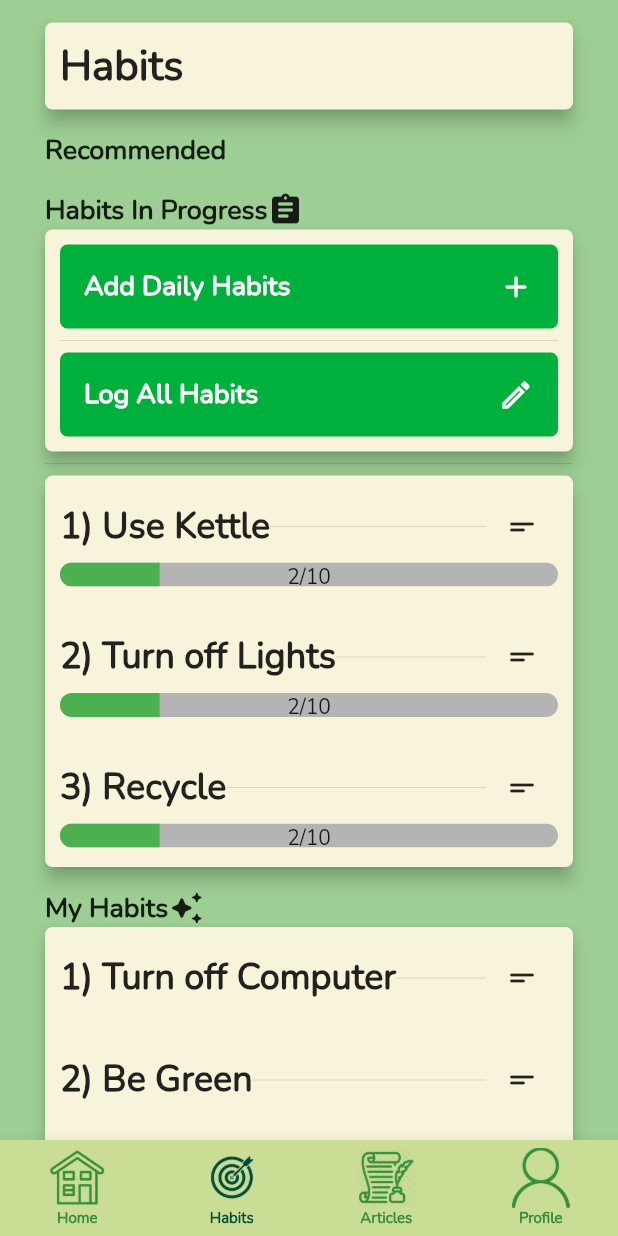
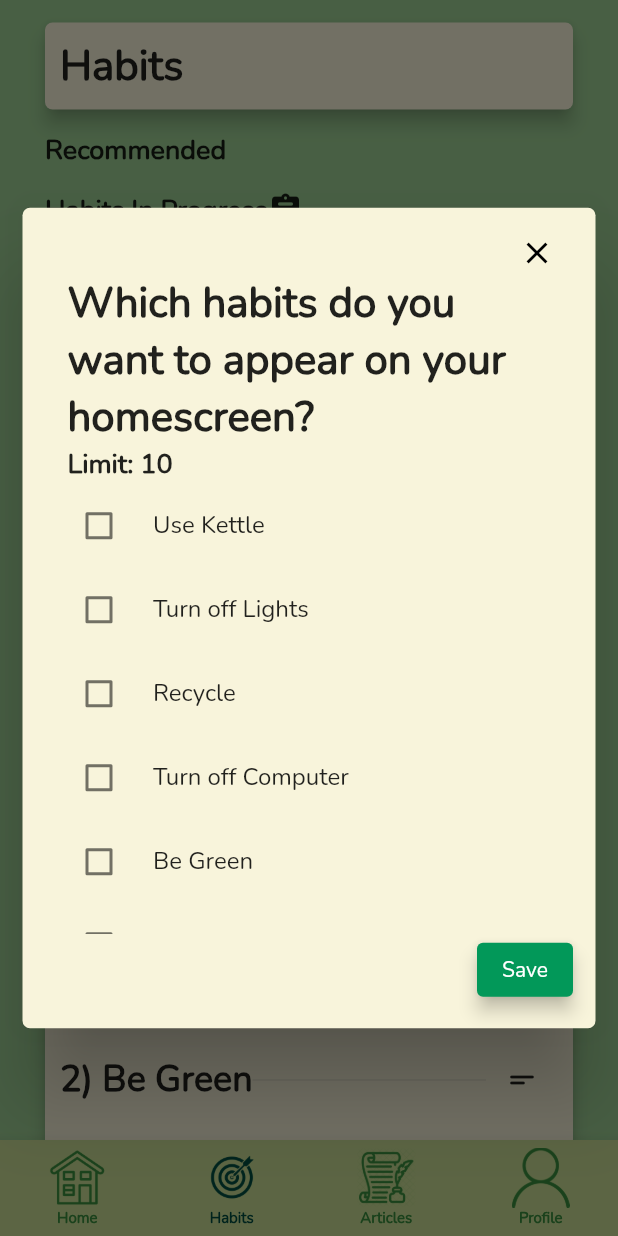
Before and after one commit to csc301-fall-2021/team-project-9-greenpeeps, a Flutter app: the Navigation screen opened by its route, item 2 of the bottom bar chosen, after a tap on "Add Daily Habits", on a phone screen of 412 x 824 dp. Run offline on Flutter 3.47's test engine with Material 2 defaults, Android fonts, the phone set to English and light mode, and no system bars; our stand-ins replace cloud_firestore, firebase_auth, firebase_core, get, pie_chart; missing offline and left inert: cloud_firestore_web, firebase_auth_web, firebase_core_web; accounts and stored records are empty.

Commit message:
added checklist to the add and log habit buttons

```diff
--- /dev/null
+++ b/green_peeps_app/lib/habits/add_daily_habits_dialogue.dart
@@ -0,0 +1,144 @@
+import 'package:flutter/material.dart';
+
+class AddDailyHabitsDialogue extends StatefulWidget {
+  const AddDailyHabitsDialogue({Key? key}) : super(key: key);
+
+  @override
+  _AddDailyHabitsDialogueState createState() => _AddDailyHabitsDialogueState();
+}
+
+class _AddDailyHabitsDialogueState extends State<AddDailyHabitsDialogue> {
+  final Color _boxColor = const Color.fromRGBO(248, 244, 219, 1);
+  Map<int, bool> _habitMap = {};
+
+  List habitList = [
+    "Use Kettle",
+    "Turn off Lights",
+    "Recycle",
+    "Turn off Computer",
+    "Be Green",
+    "Filler 1",
+    "Filler 2",
+    "Be cool",
+    "B)))"
+  ];
+
+  Widget _makeHabitCheckbox(setState, String habitName, int habitID) {
+    if (_habitMap[habitID] == null) {
+      _habitMap[habitID] = false;
+    }
+    return CheckboxListTile(
+      title: Text(habitName),
+      activeColor: const Color.fromRGBO(0, 154, 6, 1),
+      controlAffinity: ListTileControlAffinity.leading,
+      value: _habitMap[habitID],
+      onChanged: (bool? value) {
+        setState(
+          () {
+            int count = 0;
+            for (bool value in _habitMap.values) {
+              if (value) {
+                count++;
+              }
+            }
+            if (count < 4 || value == false) {
+              _habitMap[habitID] = value!;
+            }
+          },
+        );
+      },
+    );
+  }
+
+  @override
+  Widget build(BuildContext context) {
+    return Dialog(
+      insetPadding: EdgeInsets.all(15),
+      backgroundColor: _boxColor,
+      shape: const RoundedRectangleBorder(
+        borderRadius: BorderRadius.all(
+          Radius.circular(5.0),
+        ),
+      ),
+      child: Container(
+        padding: EdgeInsets.all(15),
+        child: Column(
+            mainAxisSize: MainAxisSize.min,
+            crossAxisAlignment: CrossAxisAlignment.start,
+            children: [
+              AppBar(
+                title: Text(
+                  "",
+                  style: const TextStyle(
+                    color: Colors.black,
+                    fontSize: 20,
+                    fontWeight: FontWeight.bold,
+                  ),
+                ),
+                elevation: 0,
+                toolbarHeight: 30,
+                backgroundColor: _boxColor,
+                automaticallyImplyLeading: false, // No back arrow
+                actions: <Widget>[
+                  IconButton(
+                    padding: const EdgeInsets.all(0),
+                    onPressed: () {
+                      Navigator.of(context).pop(); // Closes popup
+                    },
+                    icon: const Icon(Icons.close),
+                    color: Colors.black,
+                    splashRadius: 15,
+                  )
+                ],
+              ),
+              Container(
+                padding: const EdgeInsets.symmetric(horizontal: 15),
+                child: const Text(
+                  "Which habits do you want to appear on your homescreen?",
+                  textAlign: TextAlign.left,
+                  style: TextStyle(
+                    fontSize: 28.0,
+                    fontWeight: FontWeight.bold,
+                  ),
+                ),
+              ),
+              Container(
+                padding: const EdgeInsets.symmetric(horizontal: 15),
+                child: const Text(
+                  "Limit: 10",
+                  textAlign: TextAlign.left,
+                  style: TextStyle(
+                    fontSize: 18.0,
+                    fontWeight: FontWeight.bold,
+                  ),
+                ),
+              ),
+              Container(
+                height: 300,
+                child: SingleChildScrollView(
+                  child: Column(children: [
+                    for (var i = 0; i < habitList.length; i++)
+                      _makeHabitCheckbox(setState, habitList[i], i),
+                  ]),
+                ),
+              ),
+              Row(
+                children: <Widget>[
+                  const Spacer(),
+                  TextButton(
+                    child: const Text('Save'),
+                    onPressed: () {},
+                    style: TextButton.styleFrom(
+                      primary: Colors.white,
+                      backgroundColor: const Color.fromRGBO(2, 152, 89, 1),
+                      elevation: 5,
+                      fixedSize: const Size(61, 25),
+                    ),
+                  ),
+                ],
+              ),
+            ]),
+      ),
+    );
+  }
+}
--- a/green_peeps_app/lib/habits/habit_buttons.dart
+++ b/green_peeps_app/lib/habits/habit_buttons.dart
@@ -1,6 +1,8 @@
 import 'package:flutter/material.dart';
 import 'package:firebase_auth/firebase_auth.dart';
 import 'package:cloud_firestore/cloud_firestore.dart';
+import 'package:green_peeps_app/habits/add_daily_habits_dialogue.dart';
+import 'package:green_peeps_app/habits/log_all_habits_dialogue.dart';
 
 class HabitButtons extends StatefulWidget {
   const HabitButtons({Key? key}) : super(key: key);
@@ -39,7 +41,14 @@ class _HabitButtonsState extends State<HabitButtons> {
               shape: RoundedRectangleBorder(
                 borderRadius: BorderRadius.circular(5),
               ),
-              onTap: () {/* react to the tile being tapped */},
+              onTap: () {
+                showDialog(
+                  context: context,
+                  builder: (context) {
+                    return AddDailyHabitsDialogue();
+                  },
+                );
+              },
             ),
             const Divider(),
             ListTile(
@@ -59,7 +68,14 @@ class _HabitButtonsState extends State<HabitButtons> {
               shape: RoundedRectangleBorder(
                 borderRadius: BorderRadius.circular(5),
               ),
-              onTap: () {/* react to the tile being tapped */},
+              onTap: () {
+                showDialog(
+                  context: context,
+                  builder: (context) {
+                    return LogAllHabitsDialogue();
+                  },
+                );
+              },
             ),
           ],
         ),
--- a/green_peeps_app/lib/habits/habit_tile_info.dart
+++ b/green_peeps_app/lib/habits/habit_tile_info.dart
@@ -1,11 +1,16 @@
 import 'package:flutter/material.dart';
+import 'package:green_peeps_app/habits/habit_tile_info_dialogue.dart';
 
 class HabitTileInfo extends StatefulWidget {
   final int habitNum;
   final String habitName;
+  final String habitDescription;
 
   const HabitTileInfo(
-      {Key? key, required this.habitNum, required this.habitName})
+      {Key? key,
+      required this.habitNum,
+      required this.habitName,
+      required this.habitDescription})
       : super(key: key);
 
   @override
@@ -29,7 +34,16 @@ class _HabitTileInfoState extends State<HabitTileInfo> {
         ),
         IconButton(
           splashRadius: 15,
-          onPressed: () {},
+          onPressed: () {
+            showDialog(
+              context: context,
+              builder: (context) {
+                return HabitTileDialogue(
+                    habitName: widget.habitName,
+                    habitDescription: widget.habitDescription);
+              },
+            );
+          },
           icon: const Icon(
             Icons.short_text_rounded,
           ),
--- a/green_peeps_app/lib/habits/habits_in_progress_section.dart
+++ b/green_peeps_app/lib/habits/habits_in_progress_section.dart
@@ -63,9 +63,9 @@ class _HabitsInProgressSectionState extends State<HabitsInProgressSection> {
                         crossAxisAlignment: CrossAxisAlignment.start,
                         children: <Widget>[
                           HabitTileInfo(
-                            habitNum: index + 1,
-                            habitName: habitList[index],
-                          ),
+                              habitNum: index + 1,
+                              habitName: habitList[index],
+                              habitDescription: "TBD"),
                           HabitProgressBar(
                             userCompleted: 2,
                             userTotal: 10,
--- a/green_peeps_app/lib/habits/my_habits_section.dart
+++ b/green_peeps_app/lib/habits/my_habits_section.dart
@@ -54,9 +54,9 @@ class _MyHabitsSectionState extends State<MyHabitsSection> {
                         crossAxisAlignment: CrossAxisAlignment.start,
                         children: <Widget>[
                           HabitTileInfo(
-                            habitNum: index + 1,
-                            habitName: habitList[index],
-                          ),
+                              habitNum: index + 1,
+                              habitName: habitList[index],
+                              habitDescription: "N/A"),
                         ],
                       ),
                     );
```
Also changed, not shown: green_peeps_app/lib/habits/habit_tile_info_dialogue.dart (added, +69 -0 lines), green_peeps_app/lib/habits/log_all_habits_dialogue.dart (added, +128 -0 lines).
